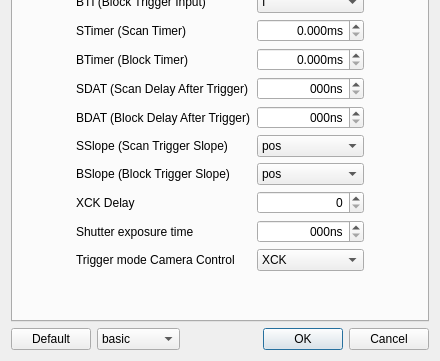
This is lsc-gui/dialogsettings.ui in Entwicklungsburo-Stresing/EBST_CAM as Qt 5 draws it before an edit; both pictures show x 0 to 440 and y 181 to 542 of the 440 by 542 pixel window. The edited form follows.
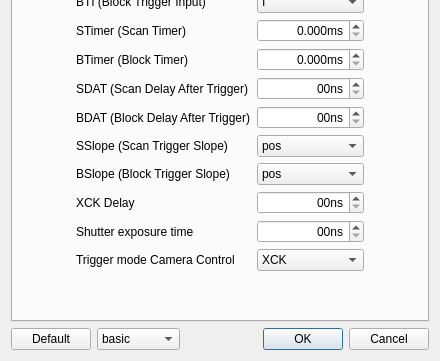
This is the edited form.

```diff
--- a/lsc-gui/dialogsettings.ui
+++ b/lsc-gui/dialogsettings.ui
@@ -68,7 +68,7 @@
             <set>Qt::AlignRight|Qt::AlignTrailing|Qt::AlignVCenter</set>
            </property>
            <property name="suffix">
-            <string>00ns</string>
+            <string>0ns</string>
            </property>
            <property name="maximum">
             <number>999999999</number>
@@ -276,7 +276,7 @@
             <set>Qt::AlignRight|Qt::AlignTrailing|Qt::AlignVCenter</set>
            </property>
            <property name="suffix">
-            <string>00ns</string>
+            <string>0ns</string>
            </property>
            <property name="maximum">
             <number>999999999</number>
@@ -326,7 +326,7 @@
             <enum>QAbstractSpinBox::CorrectToPreviousValue</enum>
            </property>
            <property name="suffix">
-            <string>00ns</string>
+            <string>0ns</string>
            </property>
            <property name="decimals">
             <number>0</number>
@@ -344,6 +344,9 @@
            <property name="alignment">
             <set>Qt::AlignRight|Qt::AlignTrailing|Qt::AlignVCenter</set>
            </property>
+           <property name="suffix">
+            <string>0ns</string>
+           </property>
            <property name="maximum">
             <number>999999999</number>
            </property>
```
Left out of the diff: 10 changed lines with no effect on the pictures.
